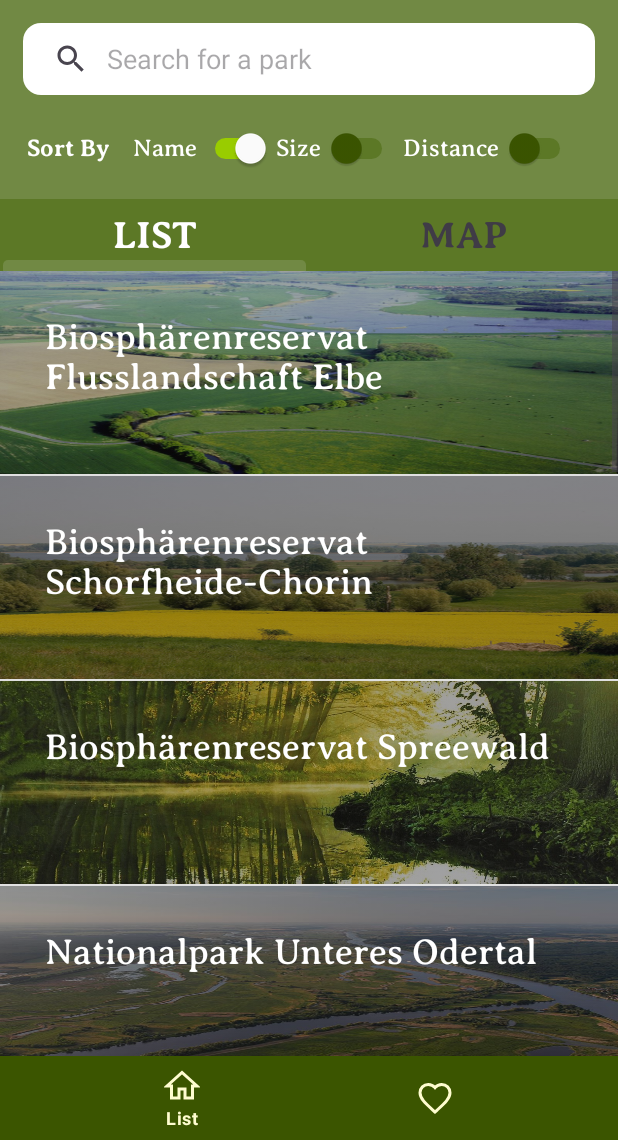
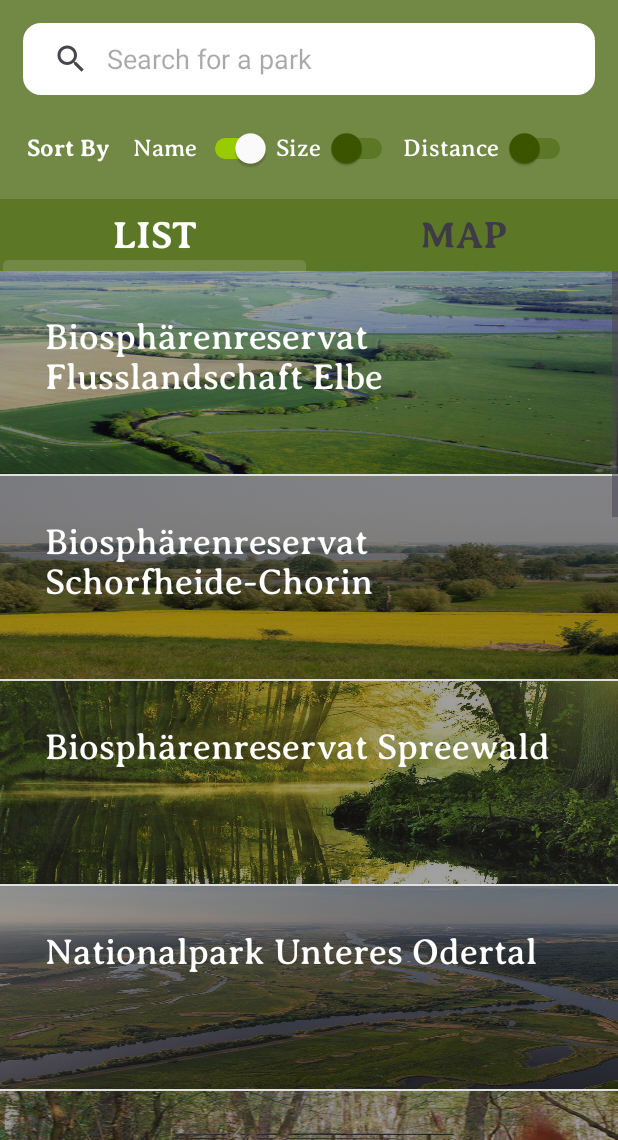
Before and after one commit to nodell111/natur_bb_app, an Android app: the MainActivity screen opened directly, with no data from a screen before it, on a phone screen of 412 x 824 dp, the part 96-1236 px from its top. Run offline under Robolectric (Android 15) with nearby library versions, the light colour scheme and no system bars.

Commit message:
Fix errors on main activity.

```diff
--- a/NaturBB/app/src/main/res/layout/about_activity.xml
+++ b/NaturBB/app/src/main/res/layout/about_activity.xml
@@ -120,7 +120,6 @@
 
     <!-- For example, a ScrollView containing your main content -->
 
-
     <!-- Bottom Toolbar -->
     <com.google.android.material.bottomnavigation.BottomNavigationView
         android:id="@+id/bottom_navigation"
--- a/NaturBB/app/src/main/res/layout/activity_main.xml
+++ b/NaturBB/app/src/main/res/layout/activity_main.xml
@@ -171,7 +171,6 @@
         android:layout_width="match_parent"
         android:layout_height="match_parent"
         android:layout_below="@id/tabListMap"
-        android:layout_above="@id/bottom_navigation"
         android:focusable="true"
         android:focusableInTouchMode="true" />
 
@@ -181,20 +180,7 @@
         android:layout_height="match_parent"
         android:focusable="true"
         android:focusableInTouchMode="true"
-        android:layout_below="@id/infoButton"
-        android:layout_above="@id/bottom_navigation"/>
+        android:layout_below="@id/infoButton" />
 
-    <com.google.android.material.bottomnavigation.BottomNavigationView
-        android:id="@+id/bottom_navigation"
-        android:layout_width="match_parent"
-        android:layout_height="wrap_content"
-        android:layout_alignParentBottom="true"
-        app:menu="@menu/bottom_menu"
-        style="@style/Widget.MaterialComponents.BottomNavigationView.Colored"
-        app:itemTextColor="@color/cream"
-        app:itemIconTint="@color/cream"
-        app:labelVisibilityMode="selected"
-        android:background="@color/dark_green">
-    </com.google.android.material.bottomnavigation.BottomNavigationView>
 
 </RelativeLayout>
```
Also changed, not shown: NaturBB/app/src/main/java/com/natalie/naturbb/MainActivity.java (+0 -21 lines), NaturBB/app/src/main/res/layout/fragment_list_bottom_sheet.xml (+9 -6 lines).
